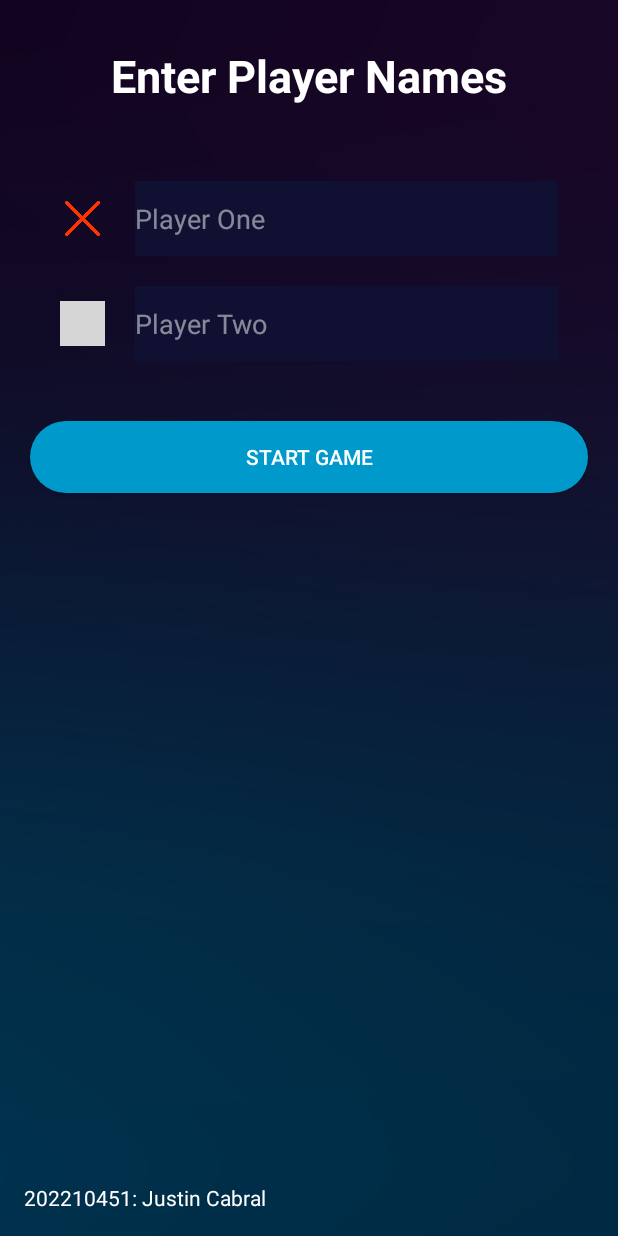
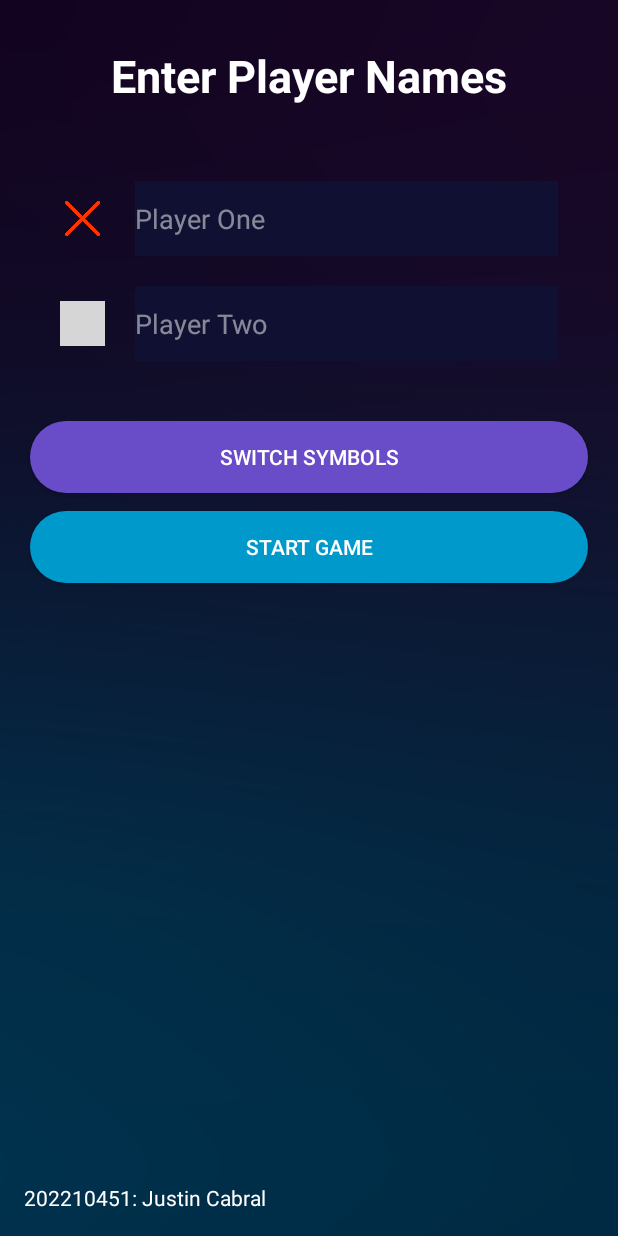
Before and after one commit to justinhcabral/TicTacToe, an Android app: the screen it shows after launch (AddPlayers), on a phone screen of 412 x 824 dp. Run offline under Robolectric (Android 15) with nearby library versions, the phone set to English and light mode, and no system bars; grey boxes are pictures that could not be loaded.

Commit message:
Add switch symbol feature

```diff
--- a/app/src/main/java/com/example/tictactoegame/AddPlayers.java
+++ b/app/src/main/java/com/example/tictactoegame/AddPlayers.java
@@ -5,11 +5,14 @@ import android.os.Bundle;
 import android.view.View;
 import android.widget.Button;
 import android.widget.EditText;
+import android.widget.ImageView;
 import android.widget.Toast;
 
 import androidx.appcompat.app.AppCompatActivity;
 
 public class AddPlayers extends AppCompatActivity {
+
+    private boolean imageSwap = false;
 
     @Override
     protected void onCreate(Bundle savedInstanceState) {
@@ -18,9 +21,25 @@ public class AddPlayers extends AppCompatActivity {
 
         final EditText playerOne = findViewById(R.id.et_player_one);
         final EditText playerTwo = findViewById(R.id.et_player_two);
+        final ImageView ivPlayerOne = findViewById(R.id.iv_player1);
+        final ImageView ivPlayerTwo = findViewById(R.id.iv_player2);
+        final Button btnSwitchSym = findViewById(R.id.btn_switch_symbols);
         final Button btnStartGame = findViewById(R.id.btn_start_game);
 
+        btnSwitchSym.setOnClickListener(new View.OnClickListener() {
+            @Override
+            public void onClick(View v) {
+                imageSwap = !imageSwap;
 
+                if(imageSwap){
+                    ivPlayerOne.setImageResource(R.drawable.circle);
+                    ivPlayerTwo.setImageResource(R.drawable.cross);
+                } else {
+                    ivPlayerOne.setImageResource(R.drawable.cross);
+                    ivPlayerTwo.setImageResource(R.drawable.circle);
+                }
+            }
+        });
 
         btnStartGame.setOnClickListener(new View.OnClickListener() {
             @Override
@@ -34,6 +53,7 @@ public class AddPlayers extends AppCompatActivity {
                     Intent intent = new Intent(AddPlayers.this, MainActivity.class);
                     intent.putExtra("playerOne", getPlayerOneName);
                     intent.putExtra("playerTwo", getPlayerTwoName);
+                    intent.putExtra("imageSwap", imageSwap);
                     startActivity(intent);
                 }
             }
--- /dev/null
+++ b/app/src/main/res/drawable/round_back_purple1000.xml
@@ -0,0 +1,8 @@
+<?xml version="1.0" encoding="utf-8"?>
+<shape xmlns:android="http://schemas.android.com/apk/res/android"
+    android:shape="rectangle">
+
+    <solid android:color="@color/purple"/>
+
+    <corners android:radius="1000dp"/>
+</shape>
--- a/app/src/main/res/layout/activity_add_players.xml
+++ b/app/src/main/res/layout/activity_add_players.xml
@@ -30,6 +30,7 @@
         >
 
         <ImageView
+            android:id="@+id/iv_player1"
             android:layout_marginStart="20dp"
             android:layout_width="30dp"
             android:layout_height="30dp"
@@ -63,6 +64,7 @@
         >
 
         <ImageView
+            android:id="@+id/iv_player2"
             android:layout_marginStart="20dp"
             android:layout_width="30dp"
             android:layout_height="30dp"
@@ -83,6 +85,18 @@
             android:textColor="#FFFFFF"
             />
     </LinearLayout>
+<!--    TODO: Add switch symbol feature-->
+    <androidx.appcompat.widget.AppCompatButton
+        android:id="@+id/btn_switch_symbols"
+        android:layout_width="match_parent"
+        android:layout_height="wrap_content"
+        android:layout_marginEnd="20dp"
+        android:layout_marginStart="20dp"
+        android:layout_marginTop="40dp"
+        android:text="Switch Symbols"
+        android:textColor="#FFFFFF"
+        android:background="@drawable/round_back_purple1000"
+        />
 
     <androidx.appcompat.widget.AppCompatButton
         android:id="@+id/btn_start_game"
@@ -90,11 +104,12 @@
         android:layout_height="wrap_content"
         android:layout_marginEnd="20dp"
         android:layout_marginStart="20dp"
-        android:layout_marginTop="40dp"
+        android:layout_marginTop="12dp"
         android:text="Start Game"
         android:textColor="#FFFFFF"
         android:background="@drawable/round_back_blue1000"
         />
+
     <RelativeLayout
         android:layout_width="wrap_content"
         android:layout_height="wrap_content"
--- a/app/src/main/res/layout/activity_main.xml
+++ b/app/src/main/res/layout/activity_main.xml
@@ -51,6 +51,7 @@
                 />
 
             <ImageView
+                android:id="@+id/iv_player1"
                 android:layout_gravity="center"
                 android:layout_width="40dp"
                 android:layout_height="40dp"
@@ -83,6 +84,7 @@
                 />
 
             <ImageView
+                android:id="@+id/iv_player2"
                 android:layout_gravity="center"
                 android:layout_width="40dp"
                 android:layout_height="40dp"
--- a/app/src/main/res/values/colors.xml
+++ b/app/src/main/res/values/colors.xml
@@ -6,4 +6,5 @@
     <color name="dark_blue">#101132</color>
     <color name="light_white">#80FFFFFF</color>
     <color name="light_blue">#4682B4</color>
+    <color name = "purple">#694cc8</color>
 </resources>
```
Also changed, not shown: app/src/main/java/com/example/tictactoegame/MainActivity.java (+24 -2 lines).
